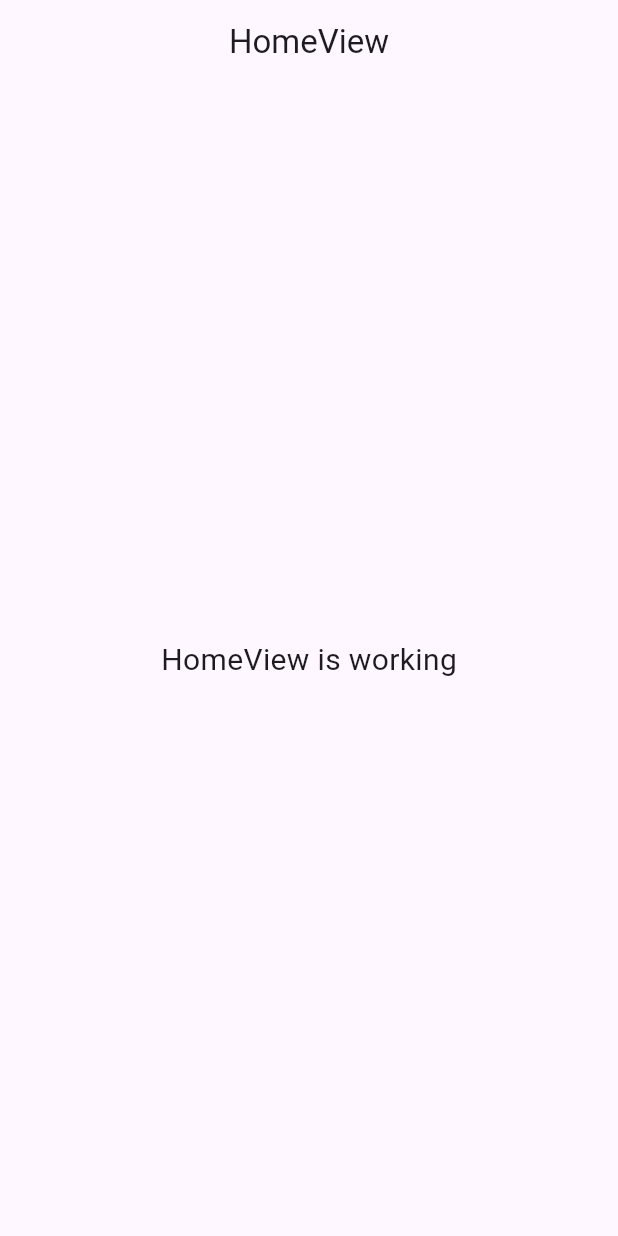
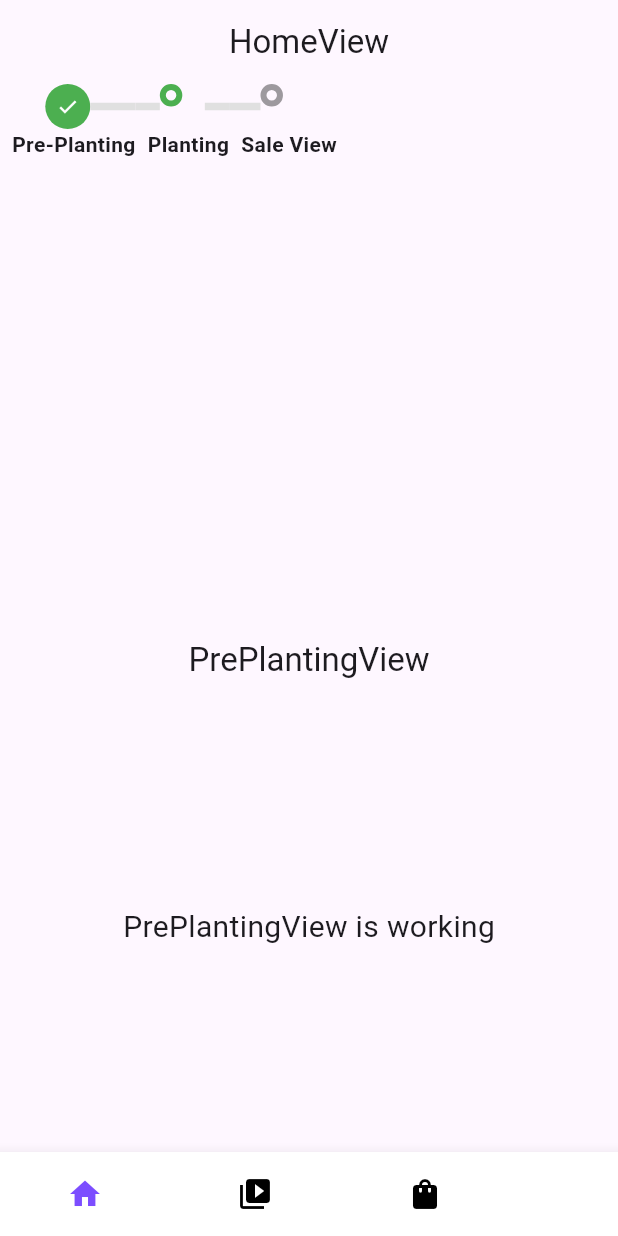
Before and after one commit to Tanmai2002/CodeshastraX, a Flutter app: the screen it shows after launch, on a phone screen of 412 x 824 dp. Run offline on Flutter 3.47's test engine with Material 3 defaults, Android fonts, the phone set to English and light mode, and no system bars; drawn by our look-alikes of animated_bottom_navigation_bar, timelines; our stand-ins replace get; statements that could not run were skipped.

Commit message:
Added APis and few controllers

```diff
--- a/lib/app/modules/home/bindings/home_binding.dart
+++ b/lib/app/modules/home/bindings/home_binding.dart
@@ -1,3 +1,5 @@
+import 'package:codeshastra/app/modules/marketplace/controllers/marketplace_controller.dart';
+import 'package:codeshastra/app/modules/tracking_page/controllers/tracking_page_controller.dart';
 import 'package:get/get.dart';
 
 import '../controllers/home_controller.dart';
@@ -8,5 +10,7 @@ class HomeBinding extends Bindings {
     Get.lazyPut<HomeController>(
       () => HomeController(),
     );
+    Get.put(TrackingPageController());
+    Get.put(MarketplaceController());
   }
 }
--- a/lib/app/modules/home/controllers/home_controller.dart
+++ b/lib/app/modules/home/controllers/home_controller.dart
@@ -1,12 +1,20 @@
+import 'package:flutter/widgets.dart';
 import 'package:get/get.dart';
 
 class HomeController extends GetxController {
   //TODO: Implement HomeController
 
-  final count = 0.obs;
+  final activeIndex=0.obs;
+  late PageController tabController;
   @override
   void onInit() {
     super.onInit();
+    tabController= PageController(initialPage: 0);
+  }
+
+  void onBottomNavTap(int index){
+    activeIndex.value=index;
+    tabController.jumpToPage(index);
   }
 
   @override
@@ -16,8 +24,8 @@ class HomeController extends GetxController {
 
   @override
   void onClose() {
+    tabController.dispose();
     super.onClose();
   }
 
-  void increment() => count.value++;
 }
--- a/lib/app/modules/home/views/home_view.dart
+++ b/lib/app/modules/home/views/home_view.dart
@@ -1,4 +1,7 @@
+import 'package:animated_bottom_navigation_bar/animated_bottom_navigation_bar.dart';
+import 'package:codeshastra/app/modules/tracking_page/views/tracking_page_view.dart';
 import 'package:flutter/material.dart';
+import 'package:flutter/widgets.dart';
 
 import 'package:get/get.dart';
 
@@ -13,11 +16,25 @@ class HomeView extends GetView<HomeController> {
         title: const Text('HomeView'),
         centerTitle: true,
       ),
-      body: const Center(
-        child: Text(
-          'HomeView is working',
-          style: TextStyle(fontSize: 20),
-        ),
+      bottomNavigationBar: AnimatedBottomNavigationBar(activeIndex: controller.activeIndex.value,
+      icons: [
+        Icons.home,
+        Icons.video_collection,
+        Icons.shopping_bag
+      ],
+      onTap: (index){
+        controller.onBottomNavTap(index);
+      },
+      ),
+      body:  Center(
+        child: PageView(
+          controller:controller.tabController,
+          children: [
+            TrackingPageView(),
+            Center(child: Text('Shorts')),
+            Center(child: Text('Market Place')),
+          ],
+        )
       ),
     );
   }
--- /dev/null
+++ b/lib/app/modules/tracking_page/controllers/tracking_page_controller.dart
@@ -0,0 +1,38 @@
+import 'package:get/get.dart';
+
+class TrackingPageController extends GetxController {
+  //TODO: Implement TrackingPageController
+
+  List<Map<String,dynamic>> checkpoints = [
+    {
+      'name':'Pre-Planting',
+      'status':'completed'
+    },
+    {
+      'name':'Planting',
+      'status':'completed'
+    },
+    {
+      'name':'Sale View',
+      'status':'pending'
+    }
+  ];
+  final current_checkpoint=0.obs;
+  final count = 0.obs;
+  @override
+  void onInit() {
+    super.onInit();
+  }
+
+  @override
+  void onReady() {
+    super.onReady();
+  }
+
+  @override
+  void onClose() {
+    super.onClose();
+  }
+
+  void increment() => count.value++;
+}
--- /dev/null
+++ b/lib/app/modules/tracking_page/views/tracking_page_view.dart
@@ -0,0 +1,139 @@
+import 'package:codeshastra/app/views/views/planting_view.dart';
+import 'package:codeshastra/app/views/views/pre_planting_view.dart';
+import 'package:codeshastra/app/views/views/sale_view.dart';
+import 'package:flutter/material.dart';
+
+import 'package:get/get.dart';
+import 'package:timelines/timelines.dart';
+
+import '../controllers/tracking_page_controller.dart';
+
+class TrackingPageView extends GetView<TrackingPageController> {
+  const TrackingPageView({Key? key}) : super(key: key);
+  @override
+  Widget build(BuildContext context) {
+    return Scaffold(
+
+      body: Column(
+        mainAxisSize: MainAxisSize.min,
+        mainAxisAlignment: MainAxisAlignment.center,
+        crossAxisAlignment: CrossAxisAlignment.center,
+        children: [
+           Expanded(
+            child: Timeline.tileBuilder(
+          theme: TimelineThemeData(
+            direction: Axis.horizontal,
+            nodePosition: 0,
+            connectorTheme: const ConnectorThemeData(
+              thickness: 5.0,
+              color: Color(0xFFE0E0E0),
+            ),
+          ),
+          builder: TimelineTileBuilder.connected(
+            oppositeContentsBuilder: (context, index) {
+              return Padding(
+                padding: const EdgeInsets.only(right: 8.0),
+                child: Text(
+                  controller.checkpoints[index]['status'],
+                  style: const TextStyle(
+                    fontWeight: FontWeight.bold,
+                  ),
+                ),
+              );
+            },
+
+
+
+            connectionDirection: ConnectionDirection.before,
+            itemCount: 3,
+            contentsBuilder: (context, index) {
+              return Padding(
+                padding: const EdgeInsets.only(left: 8.0),
+                child: Text(
+                  controller.checkpoints[index]['name'],
+                  style: const TextStyle(
+                    fontWeight: FontWeight.bold,
+                  ),
+
+                ),
+              );
+            },
+            indicatorBuilder: (context, index) {
+              var color;
+              var child;
+              if (controller.checkpoints[index]['status'] == 'completed') {
+                color = Colors.green;
+                child = Icon(
+                  Icons.check,
+                  color: Colors.white,
+                  size: 15.0,
+                );
+              } else {
+                color = Theme.of(context).disabledColor;
+              }
+
+              if (index <= controller.current_checkpoint.value) {
+                return Stack(
+                  children: [
+                    CustomPaint(
+                      size: Size(30.0, 30.0),
+                      painter: _BezierPainter(
+                        color: color,
+                        drawStart: index > 0,
+                        drawEnd: index < controller.checkpoints.length - 1,
+                      ),
+                    ),
+                    DotIndicator(
+                      size: 30.0,
+                      color: color,
+                      child: child,
+                    ),
+                  ],
+                );
+              }else{
+                return Stack(
+                  children: [
+                    CustomPaint(
+                      size: Size(30.0, 30.0),
+                      painter: _BezierPainter(
+                        color: color,
+                        drawStart: index > 0,
+                        drawEnd: index < controller.checkpoints.length - 1,
+                      ),
+                    ),
+                    OutlinedDotIndicator(
+                      borderWidth: 4.0,
+                      color: color,
+                    ),
+                  ],
+                );
+              }
+            },
+            connectorBuilder: (_, index, type) {
+              if (index > 0) {
+                return SolidLineConnector(
+                  color: Color(0xFFE0E0E0),
+                );
+              } else {
+                return null;
+              }
+            },
+          ),
+
+        ),
+        )
+        ,
+        Expanded(child:
+        IndexedStack(
+          index:controller.current_checkpoint.value,
+          children: [
+            PrePlantingView(),
+            PlantingView(),
+            SaleView()
+          ],
+        ))
+        ],
+      )
+    );
+  }
+}
--- a/lib/app/routes/app_routes.dart
+++ b/lib/app/routes/app_routes.dart
@@ -7,6 +7,7 @@ abstract class Routes {
   static const AUTHENTICATION = _Paths.AUTHENTICATION;
   static const MARKETPLACE = _Paths.MARKETPLACE;
   static const EDU_SHORTS = _Paths.EDU_SHORTS;
+  static const TRACKING_PAGE = _Paths.TRACKING_PAGE;
 }
 
 abstract class _Paths {
@@ -15,4 +16,5 @@ abstract class _Paths {
   static const AUTHENTICATION = '/authentication';
   static const MARKETPLACE = '/marketplace';
   static const EDU_SHORTS = '/edu-shorts';
+  static const TRACKING_PAGE = '/tracking-page';
 }
--- a/pubspec.yaml
+++ b/pubspec.yaml
@@ -8,6 +8,8 @@ environment:
 dependencies:
   cupertino_icons: ^1.0.6
   get: 4.6.6
+  timelines: ^0.1.0
+  animated_bottom_navigation_bar: ^1.3.3
   flutter:
     sdk: flutter
 
```
Also changed, not shown: lib/app/data/weather_provider.dart (+29 -1 lines), lib/app/modules/tracking_page/bindings/tracking_page_binding.dart (added, +12 -0 lines), lib/app/routes/app_pages.dart (+7 -0 lines), pubspec.lock, 1 other file.
